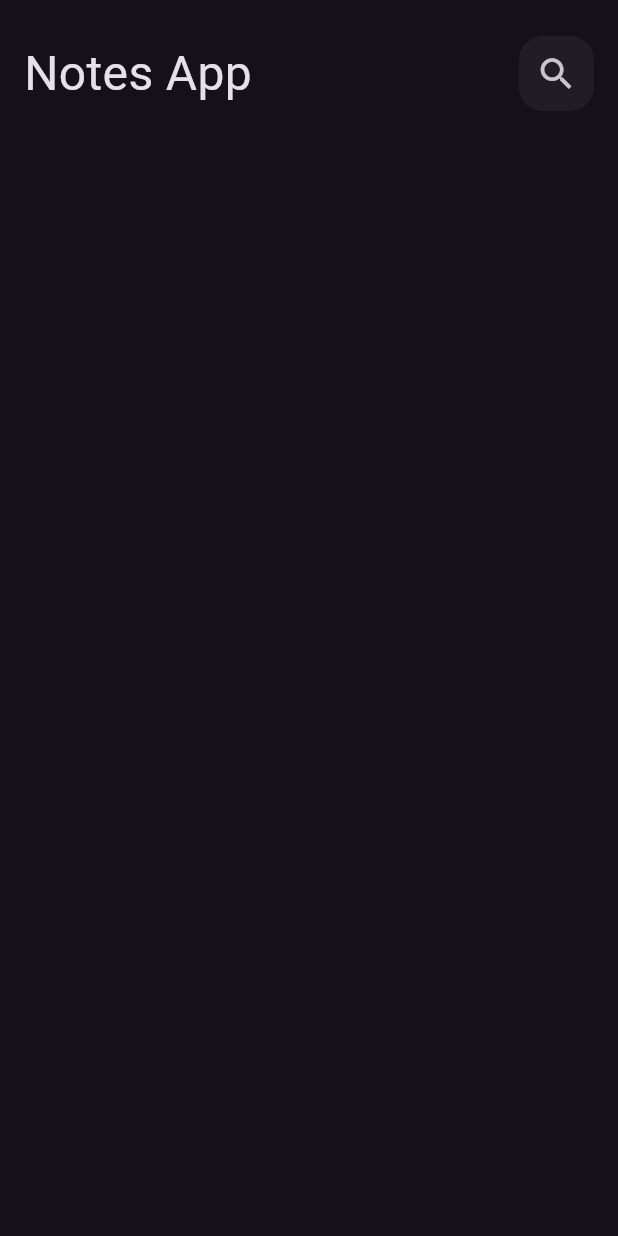
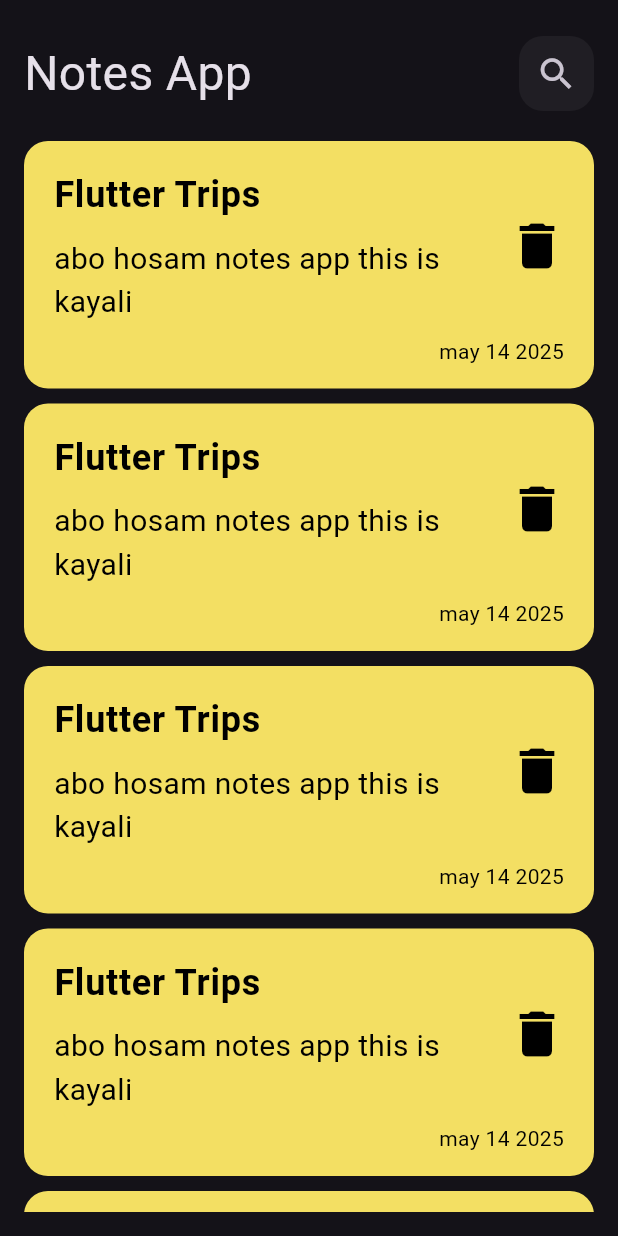
Before and after one commit to ismaeelkayali/noots_app, a Flutter app: the screen it shows after launch, on a phone screen of 412 x 824 dp. Run offline on Flutter 3.47's test engine with Material 3 defaults, Android fonts, the phone set to English and light mode, and no system bars.

Commit message:
create listview_item

```diff
--- /dev/null
+++ b/lib/views/widget/coustem_notes_item.dart
@@ -0,0 +1,38 @@
+import 'package:flutter/material.dart';
+
+class CoustemNotesItem extends StatelessWidget {
+  const CoustemNotesItem({super.key});
+
+  @override
+  Widget build(BuildContext context) {
+    return Container(
+      padding: EdgeInsets.only(top: 10,left: 10,bottom: 15),
+      decoration: BoxDecoration(
+              color: const Color.fromARGB(255, 243, 223, 99),
+              borderRadius: BorderRadius.circular(16),
+
+      ),
+      child: Column(
+        crossAxisAlignment: CrossAxisAlignment.end,
+        children: [
+          ListTile(
+            contentPadding: EdgeInsets.only(right: 10,left: 10),
+            title: Text("Flutter Trips" ,style: TextStyle(color: Colors.black,fontSize: 24,fontWeight:FontWeight.bold),),
+            subtitle: Padding(
+              padding: const EdgeInsets.only(top: 10),
+              child: Text("abo hosam notes app this is kayali",style: TextStyle(color: Colors.black,fontSize: 20),),
+            ),
+            trailing: IconButton(onPressed: (){}, icon: Icon(Icons.delete,color: Colors.black,size: 40,)),
+          ),
+          Padding(
+            padding: const EdgeInsets.only(right: 20),
+            child: Text("may 14 2025",
+            style: TextStyle(
+              color: Colors.black,
+            ),),
+          )
+        ],
+      ),
+    );
+  }
+}
--- /dev/null
+++ b/lib/views/widget/notes_listview.dart
@@ -0,0 +1,16 @@
+import 'package:flutter/material.dart';
+import 'package:locahhost/views/widget/coustem_notes_item.dart';
+
+class NotesListview extends StatelessWidget {
+  const NotesListview({super.key});
+
+  @override
+  Widget build(BuildContext context) {
+    return ListView.builder(itemBuilder: (context , index){
+      return Padding(
+        padding: const EdgeInsets.only(bottom: 10),
+        child: CoustemNotesItem(),
+      );
+    });
+  }
+}
--- a/lib/views/widget/nots_app_body.dart
+++ b/lib/views/widget/nots_app_body.dart
@@ -1,6 +1,8 @@
 import 'package:flutter/material.dart';
 
+import 'coustem_notes_item.dart';
 import 'coustom_appbar.dart';
+import 'notes_listview.dart';
 
 class NotsAppBody extends StatelessWidget {
   const NotsAppBody({super.key});
@@ -8,10 +10,12 @@
   @override
   Widget build(BuildContext context) {
     return Padding(
-      padding: const EdgeInsets.only(top: 24,left: 16,right: 16,bottom: 16),
+      padding: const EdgeInsets.only(top: 24, left: 16, right: 16, bottom: 16),
       child: Column(
         children: [
-          CoustomAppbar()
+          CoustomAppbar(),
+          SizedBox( height: 20,),
+          Expanded(child: NotesListview()),
         ],
       ),
     );
```
